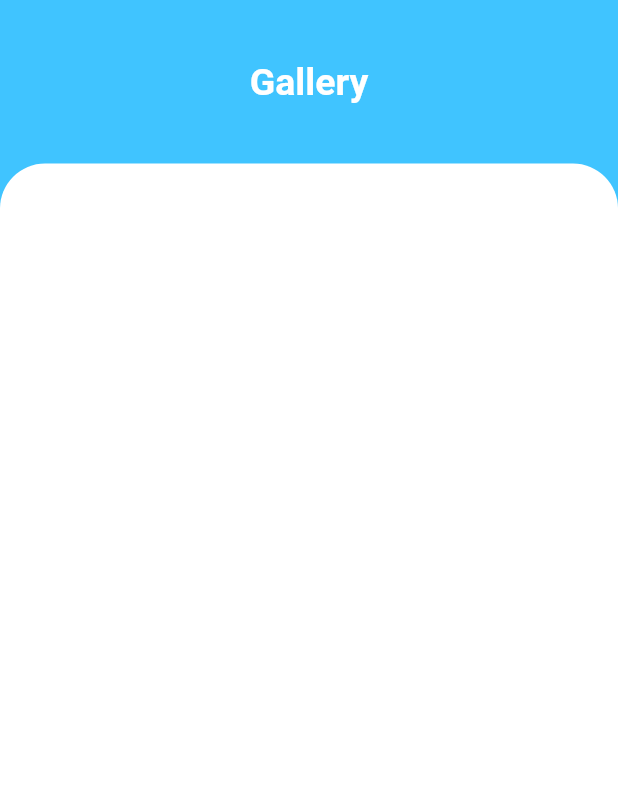
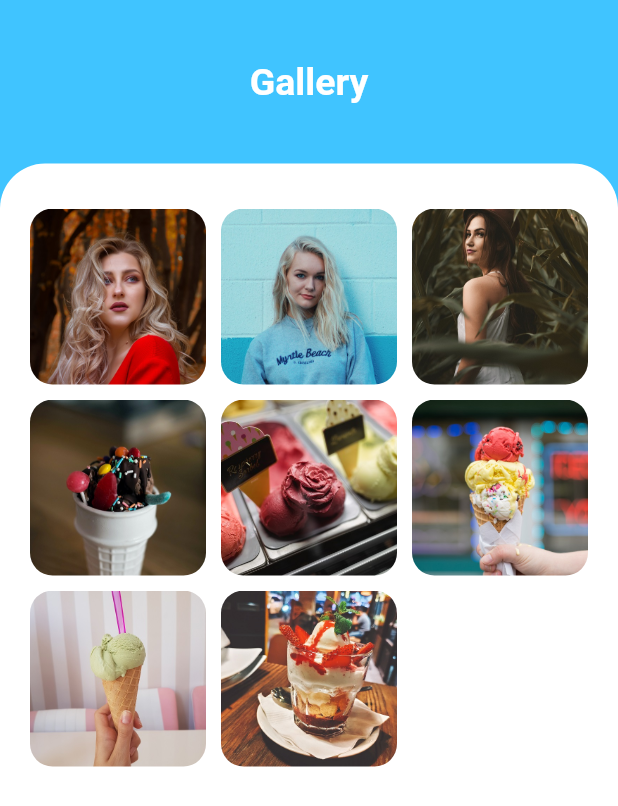
Before and after one commit to yid164/flutter_photo, a Flutter app: the screen it shows after launch, on a phone screen of 412 x 824 dp. Shown: the top 806 px of the screen. Run offline on Flutter 3.47's test engine with Material 2 defaults, Android fonts, the phone set to English and light mode, and no system bars.

Commit message:
layout fixed

```diff
--- a/lib/home_page.dart
+++ b/lib/home_page.dart
@@ -1,4 +1,39 @@
 import 'package:flutter/material.dart';
+
+List<ImageDetail> _images = [
+  ImageDetail(
+      date: "April 10, 2021",
+      beforeImagePath: "lib/images/1.jpg",
+      afterImagePath: "lib/images/2.jpg"),
+  ImageDetail(
+      date: "April 11, 2021",
+      beforeImagePath: "lib/images/3.jpg",
+      afterImagePath: "lib/images/4.jpg"),
+  ImageDetail(
+      date: "April 12, 2021",
+      beforeImagePath: "lib/images/5.jpg",
+      afterImagePath: "lib/images/6.jpg"),
+  ImageDetail(
+      date: "April 13, 2021",
+      beforeImagePath: "lib/images/7.jpg",
+      afterImagePath: "lib/images/8.jpg"),
+  ImageDetail(
+      date: "April 14, 2021",
+      beforeImagePath: "lib/images/9.jpg",
+      afterImagePath: "lib/images/10.jpg"),
+  ImageDetail(
+      date: "April 10, 2021",
+      beforeImagePath: "lib/images/11.jpg",
+      afterImagePath: "lib/images/12.jpg"),
+  ImageDetail(
+      date: "April 10, 2021",
+      beforeImagePath: "lib/images/13.jpg",
+      afterImagePath: "lib/images/14.jpg"),
+  ImageDetail(
+      date: "April 10, 2021",
+      beforeImagePath: "lib/images/15.jpg",
+      afterImagePath: "lib/images/16.jpg"),
+];
 
 class HomePage extends StatelessWidget {
   @override
@@ -9,20 +44,26 @@ class HomePage extends StatelessWidget {
         child: Column(
           crossAxisAlignment: CrossAxisAlignment.stretch,
           children: <Widget>[
-            SizedBox(height: 40,),
+            SizedBox(
+              height: 40,
+            ),
             Text(
               'Gallery',
               style: TextStyle(
                   fontSize: 25,
                   fontWeight: FontWeight.w600,
-                  color: Colors.white
-              ),
+                  color: Colors.white),
               textAlign: TextAlign.center,
             ),
-            SizedBox(height: 40,),
+            SizedBox(
+              height: 40,
+            ),
             Expanded(
                 child: Container(
-                  padding: EdgeInsets.symmetric(horizontal: 20, vertical:  30,),
+              padding: EdgeInsets.symmetric(
+                horizontal: 20,
+                vertical: 30,
+              ),
               decoration: BoxDecoration(
                 color: Colors.white,
                 borderRadius: BorderRadius.only(
@@ -30,8 +71,28 @@ class HomePage extends StatelessWidget {
                   topRight: Radius.circular(30),
                 ),
               ),
-                )
+              child: GridView.builder(
+                gridDelegate: SliverGridDelegateWithFixedCrossAxisCount(
+                    crossAxisCount: 3,
+                    crossAxisSpacing: 10,
+                    mainAxisSpacing: 10),
+                itemBuilder: (context, index) {
+                  return RawMaterialButton(
+                    onPressed: () => {},
+                    child: Container(
+                      decoration: BoxDecoration(
+                        borderRadius: BorderRadius.circular(15),
+                        image: DecorationImage(
+                          image: AssetImage(_images[index].afterImagePath!),
+                          fit: BoxFit.cover,
                         ),
+                      ),
+                    ),
+                  );
+                },
+                itemCount: _images.length,
+              ),
+            )),
           ],
         ),
       ),
@@ -39,10 +100,10 @@ class HomePage extends StatelessWidget {
   }
 }
 
-class ImageDetails {
+class ImageDetail {
   String? beforeImagePath;
   String? afterImagePath;
   final String date;
 
-  ImageDetails(this.date);
+  ImageDetail({required this.date, this.beforeImagePath, this.afterImagePath});
 }
--- a/pubspec.yaml
+++ b/pubspec.yaml
@@ -45,8 +45,8 @@ flutter:
   uses-material-design: true
 
   # To add assets to your application, add an assets section, like this:
-  # assets:
-  #   - images/a_dot_burr.jpeg
+  assets:
+    - lib/images/
   #   - images/a_dot_ham.jpeg
 
   # An image asset can refer to one or more resolution-specific "variants", see
```
Lines whose indentation alone changed are shown as unchanged.
